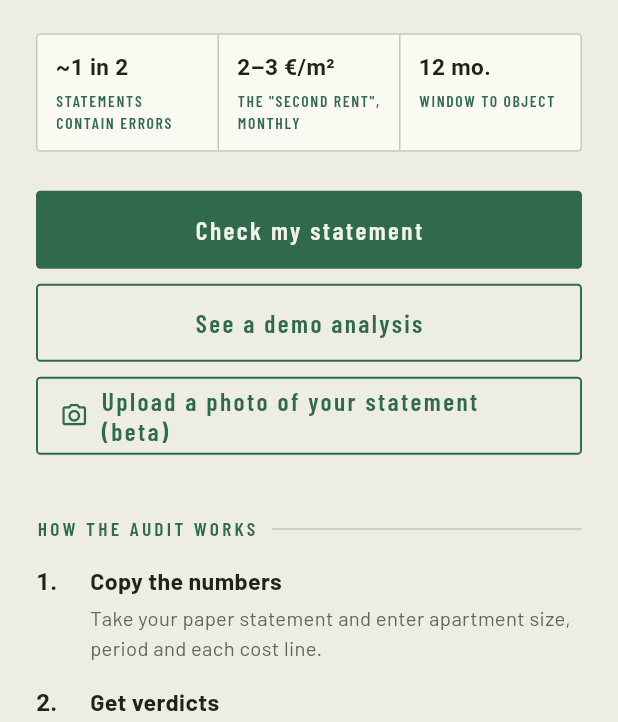
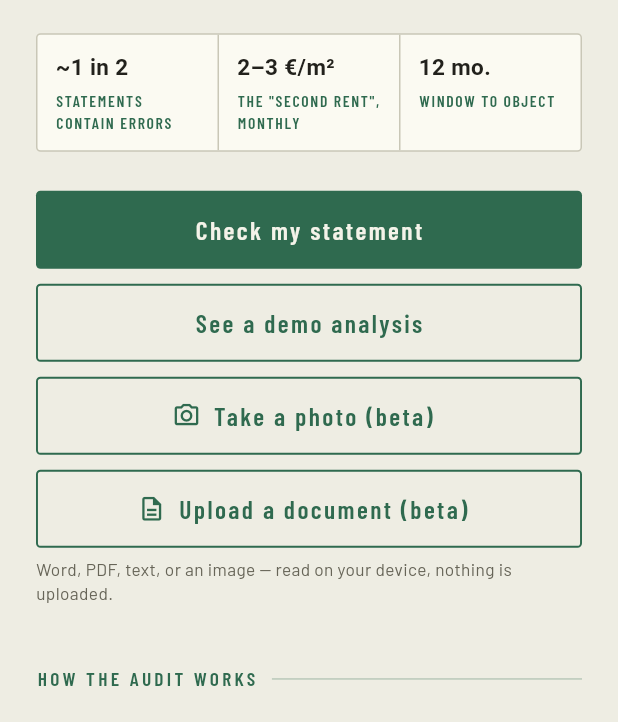
Before and after one commit to Devastating-Phoenix/nebencheck, a Flutter app: the screen it shows after launch, on a phone screen of 412 x 824 dp, the part 514-1236 px from its top. Run offline on Flutter 3.47's test engine with Material 3 defaults, Android fonts, the phone set to English and light mode, and no system bars; our stand-ins replace google_fonts, pdf, shared_preferences; missing offline and left inert: dart:html, dart:js_interop.

Commit message:
Add document import (beta): choose between camera photo and Word/PDF/text
Home now offers two on-device import options: "Take a photo" (Tesseract OCR)
and "Upload a document" (mammoth for .docx, pdf.js for .pdf, FileReader for
.txt, OCR for images). Documents yield embedded text — cleaner than OCR. Both
feed the same StatementParser and prefill the form for review.

Verified in-browser: mammoth/pdf.js/Tesseract all load; extracted a real .docx
and .txt correctly (docx keeps a true "m²"). Parser tests 44 incl. both
document formats. Local only — branch feature/document-import, not on main.

Co-Authored-By: Claude Fable 5 <noreply@anthropic.com>

```diff
--- a/lib/screens/home_screen.dart
+++ b/lib/screens/home_screen.dart
@@ -140,7 +140,7 @@ class HomeScreen extends StatelessWidget {
               child: Text(tr('See a demo analysis', 'Demo-Analyse ansehen')),
             ),
             const SizedBox(height: 10),
-            const _UploadButton(),
+            const _ImportButtons(),
             if (history.isNotEmpty) ...[
               const SizedBox(height: 30),
               Row(
@@ -263,42 +263,44 @@ class HomeScreen extends StatelessWidget {
   }
 }
 
-/// "Upload a photo of your statement" (beta): runs on-device OCR, parses the
-/// text, and prefills the form for the user to review. Web-only; elsewhere the
-/// OCR bridge is inert and the tap just reports that nothing was found.
-class _UploadButton extends StatefulWidget {
-  const _UploadButton();
+/// Two beta import options — a camera photo (OCR) or a document (Word / PDF /
+/// text, read directly). Both run on-device, parse the text, and prefill the
+/// form for the user to review before analyzing. Web-only; elsewhere the
+/// bridge is inert and the tap just reports that nothing was found.
+class _ImportButtons extends StatefulWidget {
+  const _ImportButtons();
 
   @override
-  State<_UploadButton> createState() => _UploadButtonState();
+  State<_ImportButtons> createState() => _ImportButtonsState();
 }
 
-class _UploadButtonState extends State<_UploadButton> {
+class _ImportButtonsState extends State<_ImportButtons> {
   bool _running = false;
-  double _progress = 0;
+  int? _active; // 0 = photo, 1 = document
 
-  Future<void> _run() async {
+  Future<void> _run(int which, Future<String?> Function() source) async {
     if (_running) return;
     setState(() {
       _running = true;
-      _progress = 0;
+      _active = which;
     });
     String? text;
     try {
-      text = await pickAndRecognize(
-        onProgress: (p) {
-          if (mounted) setState(() => _progress = p);
-        },
-      );
+      text = await source();
     } finally {
-      if (mounted) setState(() => _running = false);
+      if (mounted) {
+        setState(() {
+          _running = false;
+          _active = null;
+        });
+      }
     }
     if (!mounted) return;
 
     if (text == null || text.trim().isEmpty) {
       _snack(tr(
-        "Couldn't read that image. Try a sharper, straight-on photo in good light — or enter the numbers manually.",
-        'Das Bild konnte nicht gelesen werden. Versuchen Sie ein schärferes, gerades Foto bei gutem Licht — oder geben Sie die Zahlen manuell ein.',
+        "Couldn't read that file. For a photo, use a sharp, straight-on shot in good light; for a PDF, make sure the text is selectable (not a scan). Or enter the numbers manually.",
+        'Die Datei konnte nicht gelesen werden. Foto: scharf, gerade, gutes Licht; PDF: Text muss markierbar sein (kein Scan). Oder Zahlen manuell eingeben.',
       ));
       return;
     }
@@ -326,36 +328,54 @@ class _UploadButtonState extends State<_UploadButton> {
     ScaffoldMessenger.of(context).showSnackBar(SnackBar(content: Text(msg)));
   }
 
+  Widget _button(
+    int which,
+    IconData icon,
+    String label,
+    Future<String?> Function() source,
+  ) {
+    final busy = _running && _active == which;
+    return OutlinedButton.icon(
+      onPressed: _running ? null : () => _run(which, source),
+      icon: busy
+          ? const SizedBox(
+              width: 16,
+              height: 16,
+              child: CircularProgressIndicator(strokeWidth: 2),
+            )
+          : Icon(icon, size: 19),
+      label: Text(busy ? tr('Reading…', 'Wird gelesen…') : label),
+    );
+  }
+
   @override
   Widget build(BuildContext context) {
-    if (_running) {
-      return OutlinedButton(
-        onPressed: null,
-        child: Row(
-          mainAxisSize: MainAxisSize.min,
-          children: [
-            SizedBox(
-              width: 16,
-              height: 16,
-              child: CircularProgressIndicator(
-                strokeWidth: 2,
-                value: _progress > 0 ? _progress : null,
-              ),
-            ),
-            const SizedBox(width: 10),
-            Text(_progress > 0
-                ? tr('Reading… ${(_progress * 100).round()}%',
-                    'Lese… ${(_progress * 100).round()}%')
-                : tr('Reading photo…', 'Foto wird gelesen…')),
-          ],
+    return Column(
+      children: [
+        _button(
+          0,
+          Icons.photo_camera_outlined,
+          tr('Take a photo (beta)', 'Foto aufnehmen (Beta)'),
+          () => pickAndRecognize(),
         ),
-      );
-    }
-    return OutlinedButton.icon(
-      onPressed: _run,
-      icon: const Icon(Icons.photo_camera_outlined, size: 19),
-      label: Text(tr('Upload a photo of your statement (beta)',
-          'Foto der Abrechnung hochladen (Beta)')),
+        const SizedBox(height: 10),
+        _button(
+          1,
+          Icons.description_outlined,
+          tr('Upload a document (beta)', 'Dokument hochladen (Beta)'),
+          () => pickAndReadDocument(),
+        ),
+        const SizedBox(height: 6),
+        Text(
+          tr('Word, PDF, text, or an image — read on your device, nothing is uploaded.',
+              'Word, PDF, Text oder Bild — auf Ihrem Gerät gelesen, nichts wird hochgeladen.'),
+          style: const TextStyle(
+            fontSize: 11.5,
+            color: AppColors.inkSoft,
+            height: 1.4,
+          ),
+        ),
+      ],
     );
   }
 }
```
Also changed, not shown: lib/logic/ocr_stub.dart (+6 -1 lines), lib/logic/ocr_web.dart (+24 -18 lines), 2 other files.
